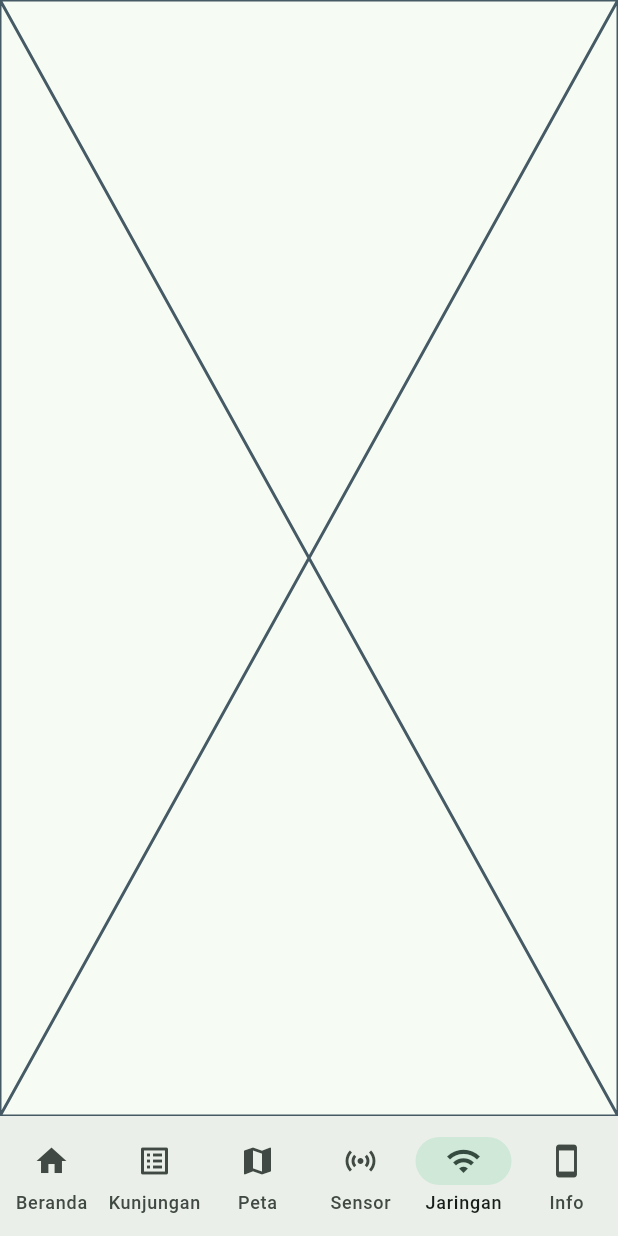
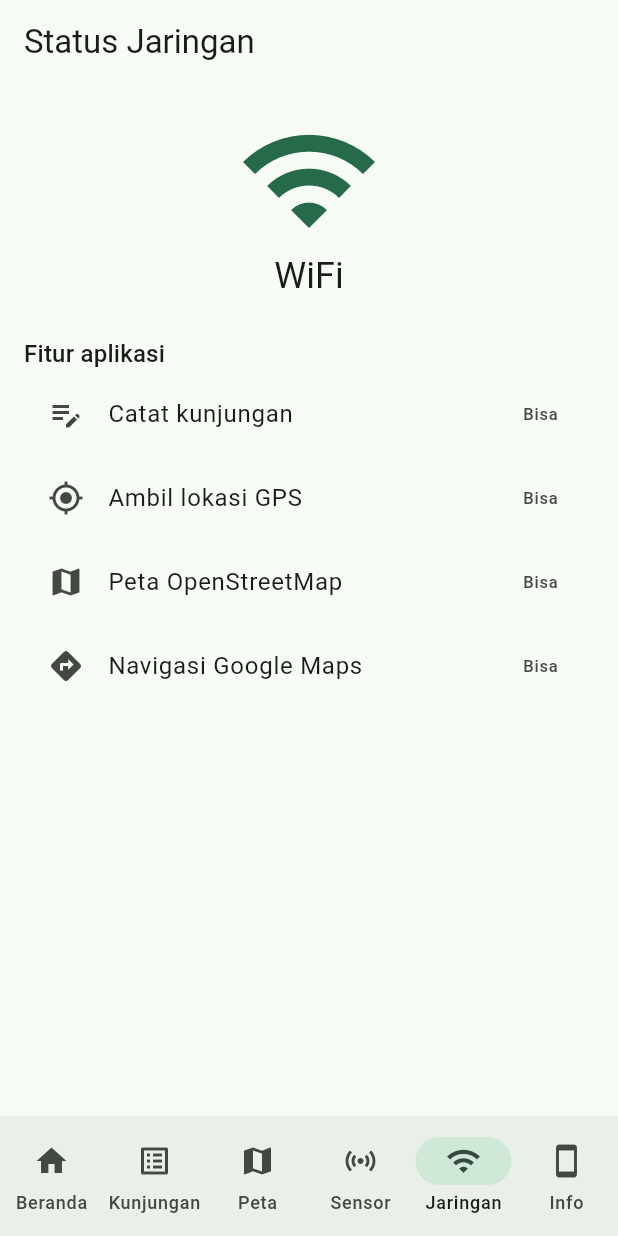
Before and after one commit to ardhan/sikunjung, a Flutter app: the DashboardScreen screen opened directly with empty values, item 5 of the bottom bar chosen, on a phone screen of 412 x 824 dp. Run offline on Flutter 3.47's test engine with Material 3 defaults, Android fonts, the phone set to English and light mode, and no system bars; our stand-ins replace connectivity_plus, device_info_plus, flutter_map, flutter_secure_storage, geolocator, latlong2 and 5 more; accounts and stored records are empty.

Commit message:
menambahkan beberapa fitur

```diff
--- a/lib/screens/dashboard_screen.dart
+++ b/lib/screens/dashboard_screen.dart
@@ -1,5 +1,8 @@
 import 'package:flutter/material.dart';
 import 'package:sikunjung/screens/info_perangkat_screen.dart';
+import '../services/jaringan_service.dart';
+import '../widgets/banner_offline.dart';
+import '../widgets/pantau_jaringan.dart';
 import 'beranda_screen.dart';
 import 'daftar_kunjungan_screen.dart';
 import 'jaringan_screen.dart';
@@ -17,6 +20,15 @@ class _DashboardScreenState extends State<DashboardScreen> {
   int _indeks = 0;
   void _pilihTab(int i) => setState(() => _indeks = i);
 
+  static const _tujuan = [
+    NavigationDestination(icon: Icon(Icons.home), label: 'Beranda'),
+    NavigationDestination(icon: Icon(Icons.list_alt), label: 'Kunjungan'),
+    NavigationDestination(icon: Icon(Icons.map), label: 'Peta'),
+    NavigationDestination(icon: Icon(Icons.sensors), label: 'Sensor'),
+    NavigationDestination(icon: Icon(Icons.wifi), label: 'Jaringan'),
+    NavigationDestination(icon: Icon(Icons.smartphone), label: 'Info'),
+  ];
+
   @override
   Widget build(BuildContext context) {
     final halaman = [
@@ -29,19 +41,20 @@ class _DashboardScreenState extends State<DashboardScreen> {
     ];
 
     return Scaffold(
-      body: halaman[_indeks],
-      bottomNavigationBar: NavigationBar(
-        selectedIndex: _indeks,
-        onDestinationSelected: _pilihTab,
-        destinations: const [
-          NavigationDestination(icon: Icon(Icons.home), label: 'Beranda'),
-          NavigationDestination(icon: Icon(Icons.list_alt), label: 'Kunjungan'),
-          NavigationDestination(icon: Icon(Icons.map), label: 'Peta'),
-          NavigationDestination(icon: Icon(Icons.sensors), label: 'Sensor'),
-          NavigationDestination(icon: Icon(Icons.wifi), label: 'Jaringan'),
-          NavigationDestination(icon: Icon(Icons.smartphone), label: 'Info'),
-        ],
-      ),
+      body: ScaffoldMessenger(child: halaman[_indeks]),
+      bottomNavigationBar: PantauJaringan(
+        builder: (context, hasil) => Column(
+          mainAxisSize: MainAxisSize.min,
+          children: [
+            if (!JaringanService.online(hasil)) const BannerOffline(),
+            NavigationBar(
+              selectedIndex: _indeks,
+              onDestinationSelected: _pilihTab,
+              destinations: _tujuan,
+            ),
+          ],
+        ),
+      )
     );
   }
 }
--- a/lib/screens/jaringan_screen.dart
+++ b/lib/screens/jaringan_screen.dart
@@ -1,10 +1,57 @@
+import 'package:connectivity_plus/connectivity_plus.dart';
 import 'package:flutter/material.dart';
+
+import '../services/jaringan_service.dart';
+import '../widgets/pantau_jaringan.dart';
 
 class JaringanScreen extends StatelessWidget {
   const JaringanScreen({super.key});
+  IconData _ikon(List<ConnectivityResult> hasil) {
+    if (hasil.contains(ConnectivityResult.wifi)) return Icons.wifi;
+    if (hasil.contains(ConnectivityResult.mobile)) {
+      return Icons.signal_cellular_alt;
+    }
+    return JaringanService.online(hasil) ? Icons.lan : Icons.wifi_off;
+  }
 
   @override
   Widget build(BuildContext context) {
-    return const Placeholder();
+    return Scaffold(
+      appBar: AppBar(title: const Text('Status Jaringan')),
+      body: PantauJaringan(builder: _isi),
+    );
   }
+
+  Widget _isi(BuildContext context, List<ConnectivityResult> hasil) {
+    final teks = Theme.of(context).textTheme;
+    final warna = Theme.of(context).colorScheme;
+    final online = JaringanService.online(hasil);
+    return ListView(
+      padding: const EdgeInsets.all(16),
+      children: [
+        Icon(
+          _ikon(hasil),
+          size: 96,
+          color: online ? warna.primary : warna.error,
+        ),
+        Text(
+          JaringanService.nama(hasil),
+          textAlign: TextAlign.center,
+          style: teks.headlineSmall,
+        ),
+        const SizedBox(height: 24),
+        Text('Fitur aplikasi', style: teks.titleMedium),
+        _fitur(Icons.edit_note, 'Catat kunjungan', true),
+        _fitur(Icons.my_location, 'Ambil lokasi GPS', true),
+        _fitur(Icons.map, 'Peta OpenStreetMap', online),
+        _fitur(Icons.directions, 'Navigasi Google Maps', online),
+      ],
+    );
+  }
+
+  Widget _fitur(IconData ikon, String nama, bool bisa) => ListTile(
+    leading: Icon(ikon),
+    title: Text(nama),
+    trailing: Text(bisa ? 'Bisa' : 'Butuh internet'),
+  );
 }
--- /dev/null
+++ b/lib/services/jaringan_service.dart
@@ -0,0 +1,18 @@
+import 'package:connectivity_plus/connectivity_plus.dart';
+class JaringanService {
+  static final _konektivitas = Connectivity();
+  static Future<List<ConnectivityResult>> cek() =>
+      _konektivitas.checkConnectivity();// Memberi nilai baru setiap kali jenis koneksi berubah
+  static Stream<List<ConnectivityResult>> get perubahan =>
+      _konektivitas.onConnectivityChanged;// Daftar kosong = belum selesai dicek, dianggap online
+  static bool online(List<ConnectivityResult> hasil) =>
+      hasil.isEmpty || hasil.any((h) => h != ConnectivityResult.none);
+  static String nama(List<ConnectivityResult> hasil) {
+    if (hasil.isEmpty) return 'Memeriksa...';
+    if (hasil.contains(ConnectivityResult.wifi)) return 'WiFi';
+    if (hasil.contains(ConnectivityResult.mobile)) return 'Data seluler';
+    if (hasil.contains(ConnectivityResult.ethernet)) return 'Ethernet';
+    if (online(hasil)) return 'Terhubung';
+    return 'Tidak ada koneksi';
+  }
+}
--- /dev/null
+++ b/lib/widgets/pantau_jaringan.dart
@@ -0,0 +1,38 @@
+import 'dart:async';
+
+import 'package:connectivity_plus/connectivity_plus.dart';
+import 'package:flutter/material.dart';
+
+import '../services/jaringan_service.dart';
+
+// Membangun ulang isinya setiap kali koneksi berubah
+class PantauJaringan extends StatefulWidget {
+  final Widget Function(BuildContext, List<ConnectivityResult>) builder;
+  const PantauJaringan({super.key, required this.builder});
+  @override
+  State<PantauJaringan> createState() => _PantauJaringanState();
+}
+
+class _PantauJaringanState extends State<PantauJaringan> {
+  List<ConnectivityResult> _hasil = [];
+  late final StreamSubscription _langganan;
+  @override
+  void initState() {
+    super.initState();
+    JaringanService.cek().then(_perbarui);
+    _langganan = JaringanService.perubahan.listen(_perbarui);
+  }
+
+  void _perbarui(List<ConnectivityResult> hasil) {
+    if (mounted) setState(() => _hasil = hasil);
+  }
+
+  @override
+  void dispose() {
+    _langganan.cancel();
+    super.dispose();
+  }
+
+  @override
+  Widget build(BuildContext context) => widget.builder(context, _hasil);
+}
--- a/pubspec.yaml
+++ b/pubspec.yaml
@@ -47,6 +47,8 @@ dependencies:
   package_info_plus: ^10.2.2
   crypto: ^3.0.7
   flutter_secure_storage: ^11.2.0
+  sensors_plus: ^7.1.1
+  connectivity_plus: ^7.3.1
 
 dev_dependencies:
   flutter_test:
```
Also changed, not shown: lib/screens/daftar_kunjungan_screen.dart (+17 -0 lines), lib/screens/sensor_screen.dart (+120 -2 lines), lib/screens/splash_screen.dart (+4 -5 lines), lib/services/deteksi_goyang.dart (added, +32 -0 lines), lib/widgets/banner_offline.dart (added, +16 -0 lines), lib/widgets/halaman_pesan.dart (added), pubspec.lock, 3 other files.
